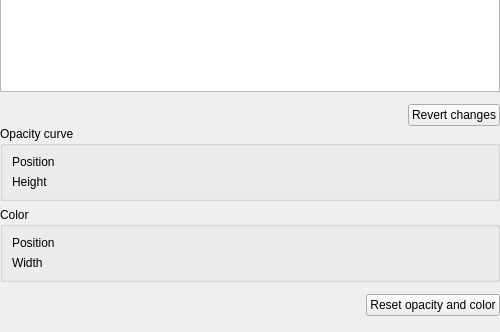
Before: the Qt Designer form Modules/VolumeVisualizationUI/src/QmitkVolumeTransferFunctionEditorControls.ui in MITK/MITK, drawn with Qt 5; both pictures show x 0 to 500 and y 721 to 1053 of the 500 by 1053 pixel window.
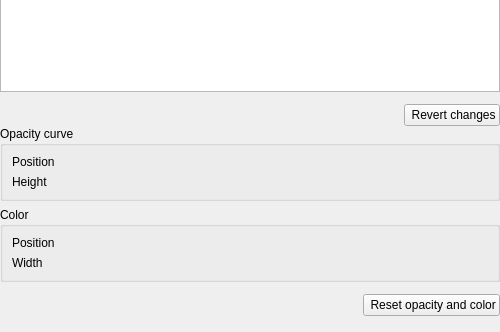
After: the same form once the commit is applied. Custom widgets are drawn as their Qt base class.

```diff
--- a/Modules/VolumeVisualizationUI/src/QmitkVolumeTransferFunctionEditorControls.ui
+++ b/Modules/VolumeVisualizationUI/src/QmitkVolumeTransferFunctionEditorControls.ui
@@ -368,7 +368,7 @@
               <string>Put back the curve and blend mode from when editing began, and keep editing.</string>
              </property>
              <property name="text">
-              <string>Revert changes</string>
+              <string> Revert changes</string>
              </property>
             </widget>
            </item>
@@ -499,7 +499,7 @@
            <item>
             <widget class="QPushButton" name="resetTfButton">
              <property name="text">
-              <string>Reset opacity and color</string>
+              <string> Reset opacity and color</string>
              </property>
             </widget>
            </item>
```
Left out of the diff: 8 changed lines with no effect on the pictures.
